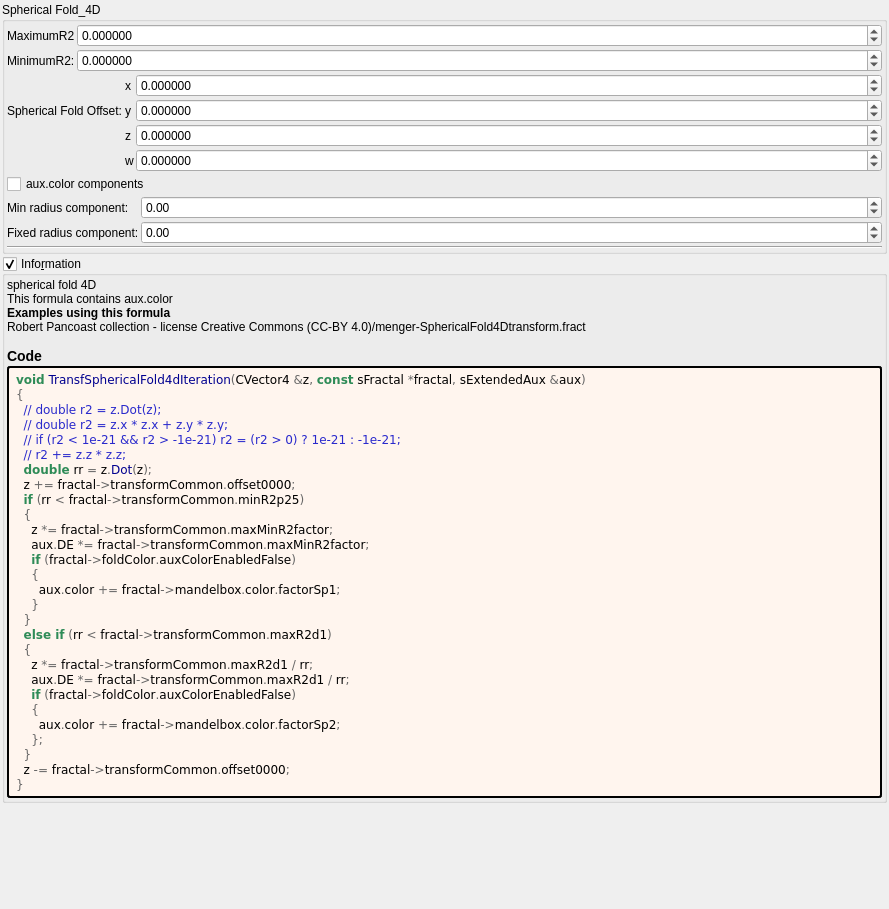
buddhi1980/mandelbulber2, file mandelbulber2/formula/ui/transf_spherical_fold4d.ui: the form before one commit.
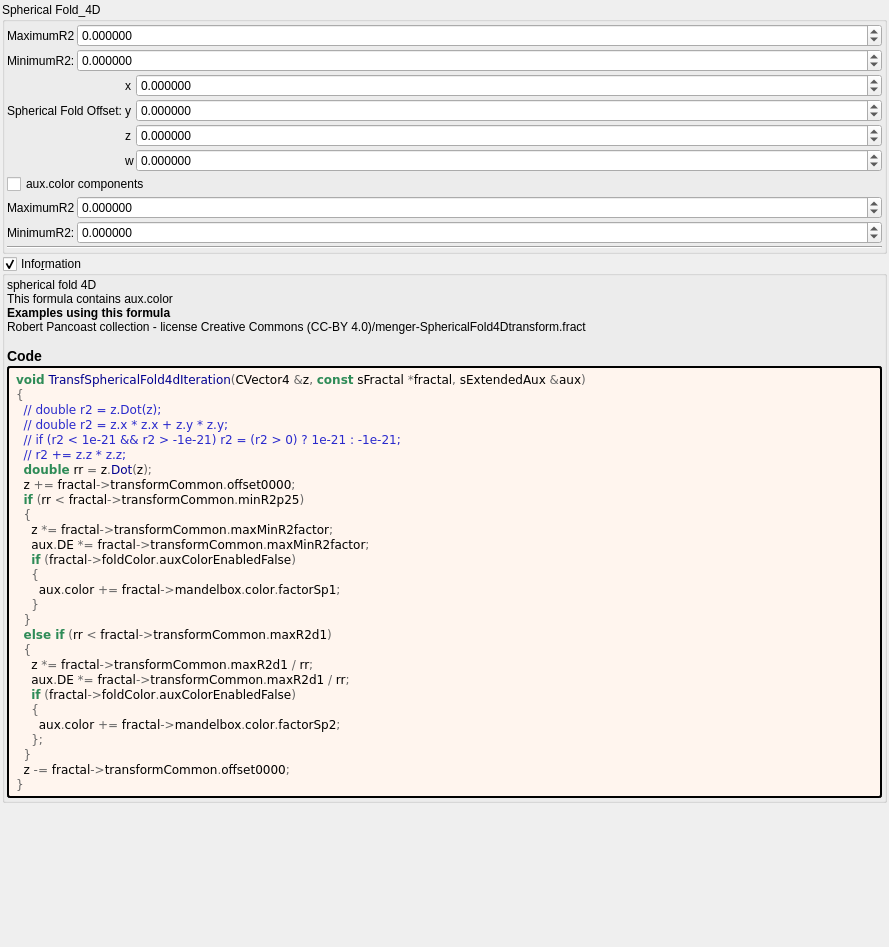
The form after the commit. Custom widgets are drawn as their Qt base class.

Commit message: more 6 decimal color updates

What changed in the file:
```diff
--- a/mandelbulber2/formula/ui/transf_spherical_fold4d.ui
+++ b/mandelbulber2/formula/ui/transf_spherical_fold4d.ui
@@ -7,7 +7,7 @@
     <x>0</x>
     <y>0</y>
     <width>889</width>
-    <height>909</height>
+    <height>947</height>
    </rect>
   </property>
   <property name="windowTitle">
@@ -289,73 +289,10 @@
         <property name="spacing">
          <number>2</number>
         </property>
-        <item row="2" column="1">
-         <widget class="MyDoubleSpinBox" name="spinbox_mandelbox_color_Sp2">
-          <property name="sizePolicy">
-           <sizepolicy hsizetype="Minimum" vsizetype="Maximum">
-            <horstretch>0</horstretch>
-            <verstretch>0</verstretch>
-           </sizepolicy>
-          </property>
-          <property name="prefix">
-           <string/>
-          </property>
-          <property name="suffix">
-           <string/>
-          </property>
-          <property name="decimals">
-           <number>2</number>
-          </property>
-          <property name="minimum">
-           <double>-100.000000000000000</double>
-          </property>
-          <property name="maximum">
-           <double>100.000000000000000</double>
-          </property>
-          <property name="singleStep">
-           <double>0.100000000000000</double>
-          </property>
-         </widget>
-        </item>
         <item row="2" column="0">
          <widget class="QLabel" name="label_29">
           <property name="text">
-           <string>Fixed radius component:</string>
-          </property>
-         </widget>
-        </item>
-        <item row="1" column="1">
-         <widget class="MyDoubleSpinBox" name="spinbox_mandelbox_color_Sp1">
-          <property name="sizePolicy">
-           <sizepolicy hsizetype="Minimum" vsizetype="Maximum">
-            <horstretch>0</horstretch>
-            <verstretch>0</verstretch>
-           </sizepolicy>
-          </property>
-          <property name="prefix">
-           <string/>
-          </property>
-          <property name="suffix">
-           <string/>
-          </property>
-          <property name="decimals">
-           <number>2</number>
-          </property>
-          <property name="minimum">
-           <double>-100.000000000000000</double>
-          </property>
-          <property name="maximum">
-           <double>100.000000000000000</double>
-          </property>
-          <property name="singleStep">
-           <double>0.100000000000000</double>
-          </property>
-         </widget>
-        </item>
-        <item row="1" column="0">
-         <widget class="QLabel" name="label_28">
-          <property name="text">
-           <string>Min radius component:</string>
+           <string>MaximumR2</string>
           </property>
          </widget>
         </item>
@@ -366,6 +303,69 @@
           </property>
          </widget>
         </item>
+        <item row="2" column="1">
+         <widget class="MyDoubleSpinBox" name="spinbox_mandelbox_color_Sp2">
+          <property name="sizePolicy">
+           <sizepolicy hsizetype="Minimum" vsizetype="Maximum">
+            <horstretch>0</horstretch>
+            <verstretch>0</verstretch>
+           </sizepolicy>
+          </property>
+          <property name="prefix">
+           <string/>
+          </property>
+          <property name="suffix">
+           <string/>
+          </property>
+          <property name="decimals">
+           <number>6</number>
+          </property>
+          <property name="minimum">
+           <double>-100.000000000000000</double>
+          </property>
+          <property name="maximum">
+           <double>100.000000000000000</double>
+          </property>
+          <property name="singleStep">
+           <double>0.100000000000000</double>
+          </property>
+         </widget>
+        </item>
+        <item row="3" column="0">
+         <widget class="QLabel" name="label_28">
+          <property name="text">
+           <string>MinimumR2:</string>
+          </property>
+         </widget>
+        </item>
+        <item row="3" column="1">
+         <widget class="MyDoubleSpinBox" name="spinbox_mandelbox_color_Sp1">
+          <property name="sizePolicy">
+           <sizepolicy hsizetype="Minimum" vsizetype="Maximum">
+            <horstretch>0</horstretch>
+            <verstretch>0</verstretch>
+           </sizepolicy>
+          </property>
+          <property name="prefix">
+           <string/>
+          </property>
+          <property name="suffix">
+           <string/>
+          </property>
+          <property name="decimals">
+           <number>6</number>
+          </property>
+          <property name="minimum">
+           <double>-100.000000000000000</double>
+          </property>
+          <property name="maximum">
+           <double>100.000000000000000</double>
+          </property>
+          <property name="singleStep">
+           <double>0.100000000000000</double>
+          </property>
+         </widget>
+        </item>
        </layout>
       </item>
       <item>
```
Left out of the diff: 2 changed lines with no effect on the pictures. The commit also changes 10 other files.
